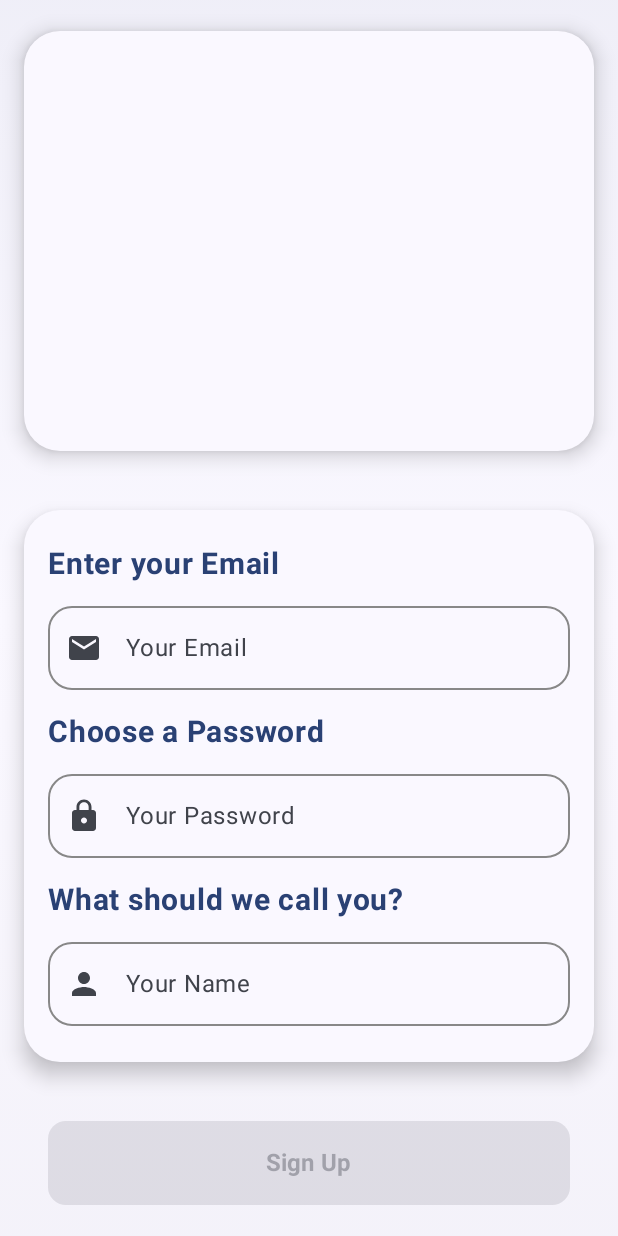
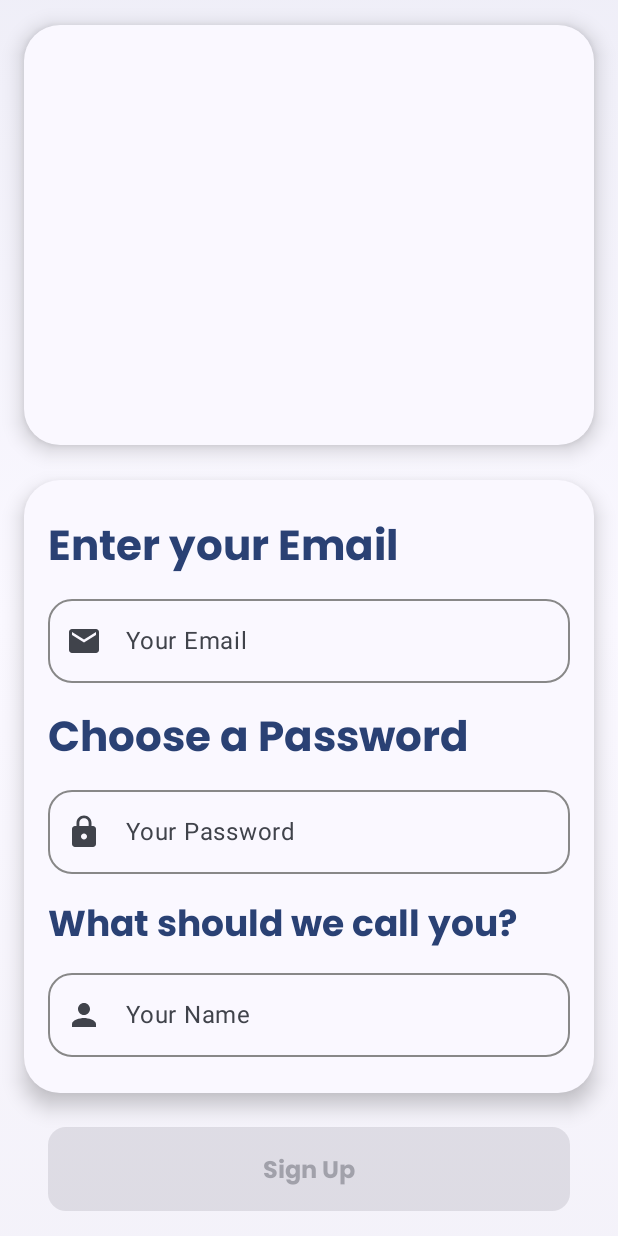
Before and after one commit to jarvis1704/Chattrix, an Android app built with Jetpack Compose: the screen it shows after launch (MainActivity), after a tap on "Create New Account", on a phone screen of 412 x 824 dp. Run offline under Robolectric (Android 15) with nearby library versions, the phone set to English and light mode, and no system bars; our stand-ins replace Dagger/Hilt's generated code, Firebase (no records; nobody signed in at launch, a user with empty details on screens opened directly); 2 other taps on this screen came first.

Commit message:
Fully implemented custom fonts for UI constitency

```diff
--- a/app/src/main/java/com/biprangshu/chattrix/onboarding/LoginScreen.kt
+++ b/app/src/main/java/com/biprangshu/chattrix/onboarding/LoginScreen.kt
@@ -42,6 +42,7 @@ import androidx.compose.ui.Alignment
 import androidx.compose.ui.Modifier
 import androidx.compose.ui.graphics.Brush
 import androidx.compose.ui.graphics.Color
+import androidx.compose.ui.graphics.ColorFilter
 import androidx.compose.ui.hapticfeedback.HapticFeedbackType
 import androidx.compose.ui.platform.LocalHapticFeedback
 import androidx.compose.ui.res.painterResource
@@ -58,6 +59,7 @@ import com.airbnb.lottie.compose.rememberLottieComposition
 import com.biprangshu.chattrix.R
 import com.biprangshu.chattrix.authentication.AuthState
 import com.biprangshu.chattrix.authentication.AuthViewModel
+import com.biprangshu.chattrix.ui.theme.ChatTypography
 import kotlinx.coroutines.delay
 
 @Composable
@@ -162,7 +164,8 @@ fun LoginScreen(
                             text = "Welcome to",
                             fontSize = 20.sp,
                             color = MaterialTheme.colorScheme.onBackground.copy(alpha = 0.7f),
-                            textAlign = TextAlign.Center
+                            textAlign = TextAlign.Center,
+                            style = ChatTypography.headlineLarge
                         )
 
                         Text(
@@ -170,17 +173,18 @@ fun LoginScreen(
                             fontSize = 36.sp,
                             fontWeight = FontWeight.Bold,
                             color = MaterialTheme.colorScheme.primary,
-                            textAlign = TextAlign.Center
+                            textAlign = TextAlign.Center,
+                            style = ChatTypography.headlineLarge
                         )
 
                         Spacer(modifier = Modifier.height(8.dp))
 
                         Text(
                             text = "Connect, chat, and collaborate with ease",
-                            fontSize = 16.sp,
                             color = MaterialTheme.colorScheme.onBackground.copy(alpha = 0.6f),
                             textAlign = TextAlign.Center,
-                            lineHeight = 22.sp
+                            lineHeight = 22.sp,
+                            style = ChatTypography.bodyLarge
                         )
                     }
                 }
@@ -229,13 +233,12 @@ fun LoginScreen(
                                     Image(
                                         painter = painterResource(R.drawable.googlelogo),
                                         contentDescription = "Google logo",
-                                        modifier = Modifier.size(20.dp)
+                                        modifier = Modifier.size(28.dp)
                                     )
                                     Spacer(modifier = Modifier.width(12.dp))
                                     Text(
                                         text = "Continue with Google",
-                                        fontSize = 16.sp,
-                                        fontWeight = FontWeight.Medium
+                                        style = ChatTypography.titleMedium
                                     )
                                 }
                             }
@@ -322,13 +325,13 @@ fun LoginScreen(
                                     Image(
                                         painter = painterResource(R.drawable.maillogo),
                                         contentDescription = "Email logo",
-                                        modifier = Modifier.size(20.dp)
+                                        modifier = Modifier.size(28.dp),
+                                        colorFilter = ColorFilter.tint(Color.White)
                                     )
-                                    Spacer(modifier = Modifier.width(12.dp))
+                                    Spacer(modifier = Modifier.width(10.dp))
                                     Text(
                                         text = "Continue with Email",
-                                        fontSize = 16.sp,
-                                        fontWeight = FontWeight.Medium
+                                        style = ChatTypography.titleMedium
                                     )
                                 }
                             }
@@ -352,7 +355,8 @@ fun LoginScreen(
                                 Text(
                                     text = "Create New Account",
                                     fontSize = 15.sp,
-                                    fontWeight = FontWeight.Medium
+                                    fontWeight = FontWeight.Medium,
+                                    style = ChatTypography.titleMedium
                                 )
                             }
                         }
--- a/app/src/main/java/com/biprangshu/chattrix/onboarding/SignUpPage.kt
+++ b/app/src/main/java/com/biprangshu/chattrix/onboarding/SignUpPage.kt
@@ -58,6 +58,7 @@ import com.airbnb.lottie.compose.rememberLottieComposition
 import com.biprangshu.chattrix.R
 import com.biprangshu.chattrix.authentication.AuthState
 import com.biprangshu.chattrix.authentication.AuthViewModel
+import com.biprangshu.chattrix.ui.theme.ChatTypography
 
 @Composable
 fun SignUpPage(modifier: Modifier = Modifier, navController: NavController, authViewModel: AuthViewModel= hiltViewModel()) {
@@ -185,11 +186,12 @@ fun SignUpPage(modifier: Modifier = Modifier, navController: NavController, auth
                         verticalArrangement = Arrangement.spacedBy(16.dp)
                     ) {
                         Column {
-                            Text("Enter your Email", fontSize = 20.sp,
+                            Text("Enter your Email",
                                 fontWeight = FontWeight.Bold,
                                 color = MaterialTheme.colorScheme.primary,
                                 modifier = Modifier.fillMaxWidth().padding(end = 8.dp),
-                                textAlign = TextAlign.Start
+                                textAlign = TextAlign.Start,
+                                style = ChatTypography.headlineLarge
                             )
                             Spacer(Modifier.height(8.dp))
                             OutlinedTextField(
@@ -210,11 +212,12 @@ fun SignUpPage(modifier: Modifier = Modifier, navController: NavController, auth
                         }
 
                         Column {
-                            Text("Choose a Password", fontSize = 20.sp,
+                            Text("Choose a Password",
                                 fontWeight = FontWeight.Bold,
                                 color = MaterialTheme.colorScheme.primary,
                                 modifier = Modifier.fillMaxWidth().padding(end = 8.dp),
-                                textAlign = TextAlign.Start
+                                textAlign = TextAlign.Start,
+                                style = ChatTypography.headlineLarge
                             )
                             Spacer(Modifier.height(8.dp))
                             OutlinedTextField(
@@ -236,11 +239,12 @@ fun SignUpPage(modifier: Modifier = Modifier, navController: NavController, auth
                         }
 
                         Column {
-                            Text("What should we call you?", fontSize = 20.sp,
+                            Text("What should we call you?",
                                 fontWeight = FontWeight.Bold,
                                 color = MaterialTheme.colorScheme.primary,
                                 modifier = Modifier.fillMaxWidth().padding(end = 8.dp),
-                                textAlign = TextAlign.Start
+                                textAlign = TextAlign.Start,
+                                style= ChatTypography.headlineMedium
                             )
                             Spacer(Modifier.height(8.dp))
                             OutlinedTextField(
@@ -292,7 +296,8 @@ fun SignUpPage(modifier: Modifier = Modifier, navController: NavController, auth
                         Text(
                             text = "Sign Up",
                             fontSize = 16.sp,
-                            fontWeight = FontWeight.Bold
+                            fontWeight = FontWeight.Bold,
+                            style = ChatTypography.headlineLarge
                         )
                     }
                 }
```
Also changed, not shown: app/src/main/java/com/biprangshu/chattrix/home/ChatScreen.kt (+17 -12 lines), app/src/main/java/com/biprangshu/chattrix/home/HomeScreen.kt (+10 -11 lines), app/src/main/java/com/biprangshu/chattrix/home/NewChatScreen.kt (+7 -7 lines), app/src/main/java/com/biprangshu/chattrix/onboarding/LoginEmail.kt (+9 -11 lines), app/src/main/java/com/biprangshu/chattrix/profile/EditProfileScreen.kt (+18 -19 lines), app/src/main/java/com/biprangshu/chattrix/profile/UserProfileScreen.kt (+25 -23 lines), app/src/main/java/com/biprangshu/chattrix/uiutils/ChatItem.kt (+11 -5 lines).
